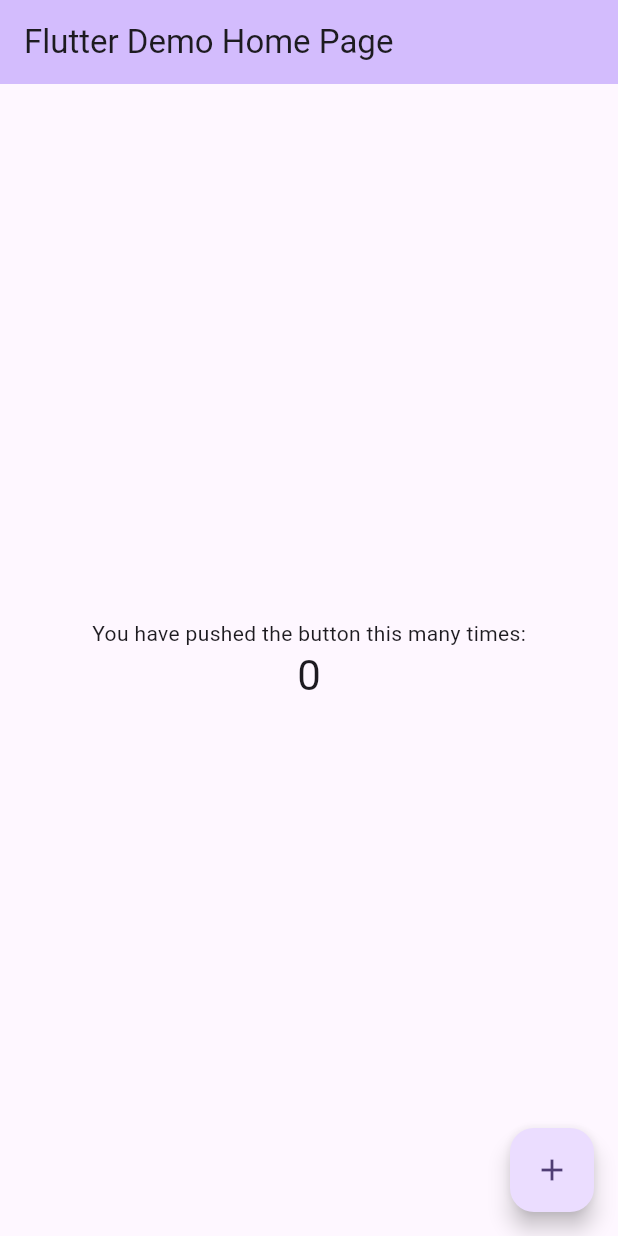
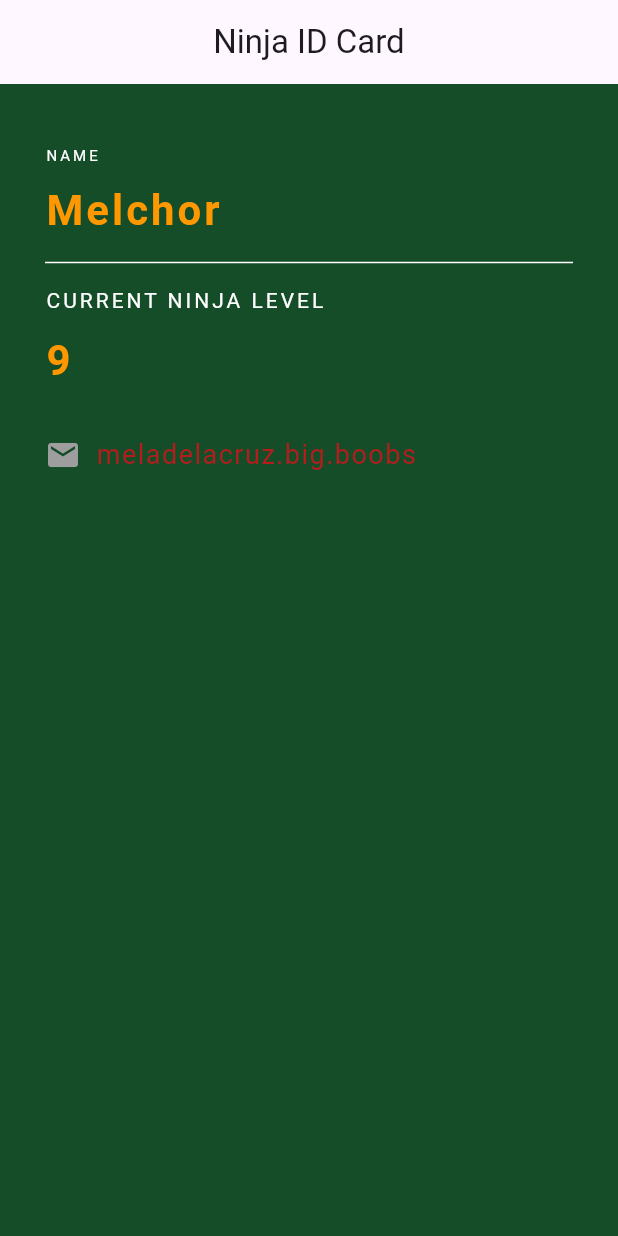
Before and after one commit to jomar-git-comsci/ninja-id, a Flutter app: the screen it shows after launch, on a phone screen of 412 x 824 dp. Run offline on Flutter 3.47's test engine with Material 3 defaults, Android fonts, the light colour scheme and no system bars.

Commit message:
2nd Commit

```diff
--- a/lib/main.dart
+++ b/lib/main.dart
@@ -1,125 +1,89 @@
 import 'package:flutter/material.dart';
 
 void main() {
-  runApp(const MyApp());
+  runApp(const MaterialApp(
+    home: NinjaCard(),
+  ));
 }
 
-class MyApp extends StatelessWidget {
-  const MyApp({super.key});
+class NinjaCard extends StatelessWidget {
+  const NinjaCard({super.key});
 
-  // This widget is the root of your application.
   @override
   Widget build(BuildContext context) {
     return MaterialApp(
-      title: 'Flutter Demo',
-      theme: ThemeData(
-        // This is the theme of your application.
-        //
-        // TRY THIS: Try running your application with "flutter run". You'll see
-        // the application has a purple toolbar. Then, without quitting the app,
-        // try changing the seedColor in the colorScheme below to Colors.green
-        // and then invoke "hot reload" (save your changes or press the "hot
-        // reload" button in a Flutter-supported IDE, or press "r" if you used
-        // the command line to start the app).
-        //
-        // Notice that the counter didn't reset back to zero; the application
-        // state is not lost during the reload. To reset the state, use hot
-        // restart instead.
-        //
-        // This works for code too, not just values: Most code changes can be
-        // tested with just a hot reload.
-        colorScheme: ColorScheme.fromSeed(seedColor: Colors.deepPurple),
-        useMaterial3: true,
+      home: Scaffold(
+        backgroundColor: const Color.fromARGB(255, 22, 77, 41),
+        appBar: AppBar(
+          title: const Text('Ninja ID Card'),
+          centerTitle: true,
+        ),
+        body: const Padding(padding: EdgeInsets.fromLTRB(30, 40, 30, 0),
+        child: Column(
+          crossAxisAlignment: CrossAxisAlignment.start,
+          children: [
+            Text(
+              'NAME',
+              style: TextStyle(
+                color: Colors.white,
+                fontSize: 10,
+                letterSpacing: 2,
+              ),
+            ),
+            SizedBox(height: 10,),
+            Text(
+              'Melchor',
+              style: TextStyle(
+                color: Colors.orange,
+                fontSize: 28,
+                letterSpacing: 2,
+                fontWeight: FontWeight.bold
+              ),
+            ),
+             Divider(
+              height: 30,
+              color: Colors.white,
+
+             ),
+             Text(
+              'CURRENT NINJA LEVEL',
+              style: TextStyle(
+                color: Colors.white,
+                letterSpacing: 2,
+              ),
+            ),
+             SizedBox(height: 10,),
+            Text(
+              '9',
+              style: TextStyle(
+                color: Colors.orange,
+                fontSize: 28,
+                letterSpacing: 2,
+                fontWeight: FontWeight.bold
+              ),
+            ),
+            SizedBox(height: 30,),
+            Row(
+              children: [
+                Icon(
+                  Icons.email,
+                  color: Colors.grey,
+                ),
+                 SizedBox(width: 10,),
+                Text(
+                  'meladelacruz.big.boobs',
+                  style: TextStyle(
+                    color: Color(0xFFB71C1C),
+                    fontSize: 18,
+                    letterSpacing: 1.0,
+                  ),
+                ),
+              ],
+            )
+          ],
+        ),
+        ),
       ),
-      home: const MyHomePage(title: 'Flutter Demo Home Page'),
     );
   }
 }
-
-class MyHomePage extends StatefulWidget {
-  const MyHomePage({super.key, required this.title});
-
-  // This widget is the home page of your application. It is stateful, meaning
-  // that it has a State object (defined below) that contains fields that affect
-  // how it looks.
-
-  // This class is the configuration for the state. It holds the values (in this
-  // case the title) provided by the parent (in this case the App widget) and
-  // used by the build method of the State. Fields in a Widget subclass are
-  // always marked "final".
-
-  final String title;
-
-  @override
-  State<MyHomePage> createState() => _MyHomePageState();
-}
-
-class _MyHomePageState extends State<MyHomePage> {
-  int _counter = 0;
-
-  void _incrementCounter() {
-    setState(() {
-      // This call to setState tells the Flutter framework that something has
-      // changed in this State, which causes it to rerun the build method below
-      // so that the display can reflect the updated values. If we changed
-      // _counter without calling setState(), then the build method would not be
-      // called again, and so nothing would appear to happen.
-      _counter++;
-    });
-  }
-
-  @override
-  Widget build(BuildContext context) {
-    // This method is rerun every time setState is called, for instance as done
-    // by the _incrementCounter method above.
-    //
-    // The Flutter framework has been optimized to make rerunning build methods
-    // fast, so that you can just rebuild anything that needs updating rather
-    // than having to individually change instances of widgets.
-    return Scaffold(
-      appBar: AppBar(
-        // TRY THIS: Try changing the color here to a specific color (to
-        // Colors.amber, perhaps?) and trigger a hot reload to see the AppBar
-        // change color while the other colors stay the same.
-        backgroundColor: Theme.of(context).colorScheme.inversePrimary,
-        // Here we take the value from the MyHomePage object that was created by
-        // the App.build method, and use it to set our appbar title.
-        title: Text(widget.title),
-      ),
-      body: Center(
-        // Center is a layout widget. It takes a single child and positions it
-        // in the middle of the parent.
-        child: Column(
-          // Column is also a layout widget. It takes a list of children and
-          // arranges them vertically. By default, it sizes itself to fit its
-          // children horizontally, and tries to be as tall as its parent.
-          //
-          // Column has various properties to control how it sizes itself and
-          // how it positions its children. Here we use mainAxisAlignment to
-          // center the children vertically; the main axis here is the vertical
-          // axis because Columns are vertical (the cross axis would be
-          // horizontal).
-          //
-          // TRY THIS: Invoke "debug painting" (choose the "Toggle Debug Paint"
-          // action in the IDE, or press "p" in the console), to see the
-          // wireframe for each widget.
-          mainAxisAlignment: MainAxisAlignment.center,
-          children: <Widget>[
-            const Text(
-              'You have pushed the button this many times:',
-            ),
-            Text(
-              '$_counter',
-              style: Theme.of(context).textTheme.headlineMedium,
-            ),
-          ],
-        ),
-      ),
-      floatingActionButton: FloatingActionButton(
-        onPressed: _incrementCounter,
-        tooltip: 'Increment',
-        child: const Icon(Icons.add),
-      ), // This trailing comma makes auto-formatting nicer for build methods.
-    );
-  }
-}
```
Also changed, not shown: 1 other file.
